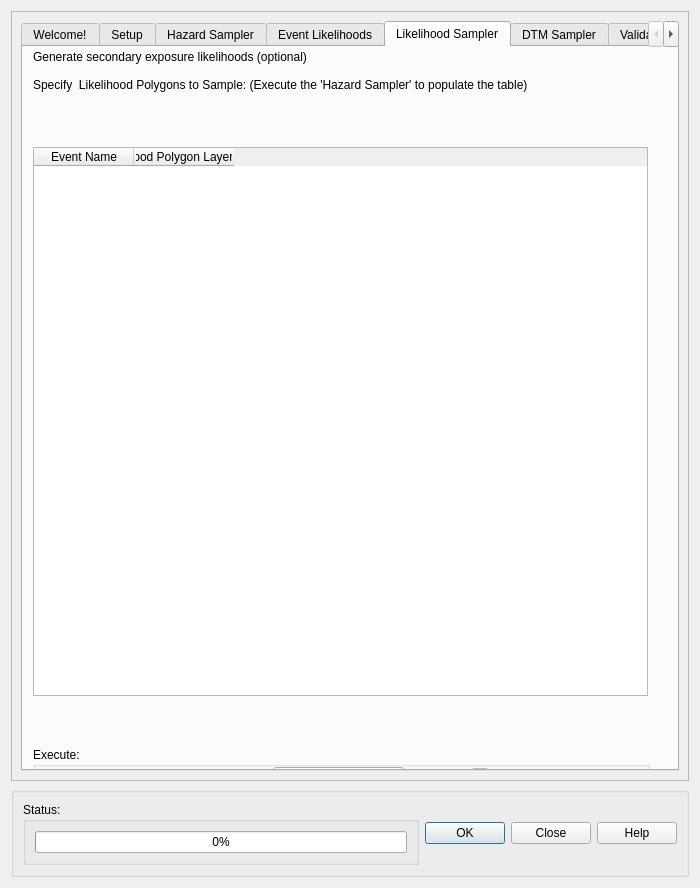
The window that canflood_inprep/ProjectDataPrep/ProjectDataPrepDialog_Base.ui (NRCan/CanFlood) describes before a commit, drawn with Qt 5.
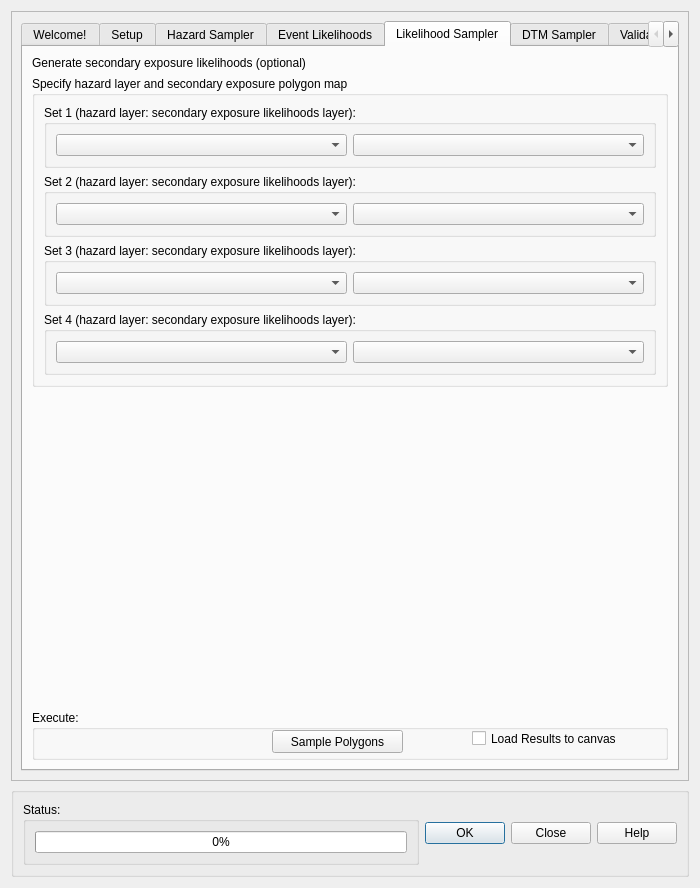
The same window after the commit. The open tabs and pages were chosen to show the change. Custom widgets are drawn as their Qt base class.

Commit message: built ui for lisamp

```diff
--- a/canflood_inprep/ProjectDataPrep/ProjectDataPrepDialog_Base.ui
+++ b/canflood_inprep/ProjectDataPrep/ProjectDataPrepDialog_Base.ui
@@ -1614,115 +1614,9 @@
           <attribute name="title">
            <string>Likelihood Sampler</string>
           </attribute>
-          <widget class="QLabel" name="label_12">
-           <property name="geometry">
-            <rect>
-             <x>10</x>
-             <y>0</y>
-             <width>561</width>
-             <height>20</height>
-            </rect>
-           </property>
-           <property name="text">
-            <string>Generate secondary exposure likelihoods (optional)</string>
-           </property>
-          </widget>
-          <widget class="QLabel" name="label_11">
-           <property name="geometry">
-            <rect>
-             <x>10</x>
-             <y>30</y>
-             <width>571</width>
-             <height>16</height>
-            </rect>
-           </property>
-           <property name="sizePolicy">
-            <sizepolicy hsizetype="Preferred" vsizetype="Fixed">
-             <horstretch>0</horstretch>
-             <verstretch>0</verstretch>
-            </sizepolicy>
-           </property>
-           <property name="text">
-            <string>Specify  Likelihood Polygons to Sample: (Execute the 'Hazard Sampler' to populate the table)</string>
-           </property>
-          </widget>
-          <widget class="QTableWidget" name="fieldsTable_LS">
-           <property name="geometry">
-            <rect>
-             <x>10</x>
-             <y>100</y>
-             <width>615</width>
-             <height>549</height>
-            </rect>
-           </property>
-           <property name="sizePolicy">
-            <sizepolicy hsizetype="Expanding" vsizetype="Expanding">
-             <horstretch>0</horstretch>
-             <verstretch>0</verstretch>
-            </sizepolicy>
-           </property>
-           <property name="minimumSize">
-            <size>
-             <width>30</width>
-             <height>30</height>
-            </size>
-           </property>
-           <property name="baseSize">
-            <size>
-             <width>200</width>
-             <height>0</height>
-            </size>
-           </property>
-           <property name="editTriggers">
-            <set>QAbstractItemView::AnyKeyPressed|QAbstractItemView::DoubleClicked|QAbstractItemView::EditKeyPressed</set>
-           </property>
-           <property name="dragDropOverwriteMode">
-            <bool>false</bool>
-           </property>
-           <property name="alternatingRowColors">
-            <bool>true</bool>
-           </property>
-           <property name="selectionMode">
-            <enum>QAbstractItemView::SingleSelection</enum>
-           </property>
-           <property name="selectionBehavior">
-            <enum>QAbstractItemView::SelectRows</enum>
-           </property>
-           <property name="gridStyle">
-            <enum>Qt::SolidLine</enum>
-           </property>
-           <property name="wordWrap">
-            <bool>false</bool>
-           </property>
-           <property name="cornerButtonEnabled">
-            <bool>false</bool>
-           </property>
-           <property name="rowCount">
-            <number>0</number>
-           </property>
-           <property name="columnCount">
-            <number>2</number>
-           </property>
-           <column>
-            <property name="text">
-             <string>Event Name</string>
-            </property>
-           </column>
-           <column>
-            <property name="text">
-             <string>Likelihood Polygon Layer Name</string>
-            </property>
-           </column>
-          </widget>
+          <layout class="QGridLayout" name="gridLayout_8">
+           <item row="4" column="0" colspan="2">
           <widget class="QGroupBox" name="groupBox_13">
-           <property name="geometry">
-            <rect>
-             <x>10</x>
-             <y>700</y>
-             <width>617</width>
-             <height>50</height>
-            </rect>
-           </property>
            <property name="sizePolicy">
             <sizepolicy hsizetype="Preferred" vsizetype="Minimum">
              <horstretch>0</horstretch>
@@ -1765,6 +1659,149 @@
             </property>
            </widget>
           </widget>
+           </item>
+           <item row="1" column="0" colspan="2">
+            <widget class="QGroupBox" name="groupBox_17">
+             <property name="sizePolicy">
+              <sizepolicy hsizetype="Minimum" vsizetype="Preferred">
+               <horstretch>0</horstretch>
+               <verstretch>0</verstretch>
+              </sizepolicy>
+             </property>
+             <property name="minimumSize">
+              <size>
+               <width>100</width>
+               <height>100</height>
+              </size>
+             </property>
+             <property name="title">
+              <string>Specify hazard layer and secondary exposure polygon map</string>
+             </property>
+             <layout class="QVBoxLayout" name="verticalLayout">
+              <item>
+               <widget class="QGroupBox" name="groupBox_18">
+                <property name="sizePolicy">
+                 <sizepolicy hsizetype="Expanding" vsizetype="Minimum">
+                  <horstretch>0</horstretch>
+                  <verstretch>0</verstretch>
+                 </sizepolicy>
+                </property>
+                <property name="title">
+                 <string>Set 1 (hazard layer: secondary exposure likelihoods layer):</string>
+                </property>
+                <layout class="QHBoxLayout" name="horizontalLayout_4">
+                 <item>
+                  <widget class="QgsMapLayerComboBox" name="MLCB_LS1_event_3">
+                   <property name="currentText">
+                    <string extracomment="hazard raster"/>
+                   </property>
+                  </widget>
+                 </item>
+                 <item>
+                  <widget class="QgsMapLayerComboBox" name="MLCB_LS1_lpol_3"/>
+                 </item>
+                </layout>
+               </widget>
+              </item>
+              <item>
+               <widget class="QGroupBox" name="groupBox_19">
+                <property name="sizePolicy">
+                 <sizepolicy hsizetype="Expanding" vsizetype="Minimum">
+                  <horstretch>0</horstretch>
+                  <verstretch>0</verstretch>
+                 </sizepolicy>
+                </property>
+                <property name="title">
+                 <string>Set 2 (hazard layer: secondary exposure likelihoods layer):</string>
+                </property>
+                <layout class="QHBoxLayout" name="horizontalLayout_5">
+                 <item>
+                  <widget class="QgsMapLayerComboBox" name="MLCB_LS1_event_4">
+                   <property name="currentText">
+                    <string extracomment="hazard raster"/>
+                   </property>
+                  </widget>
+                 </item>
+                 <item>
+                  <widget class="QgsMapLayerComboBox" name="MLCB_LS1_lpol_4"/>
+                 </item>
+                </layout>
+               </widget>
+              </item>
+              <item>
+               <widget class="QGroupBox" name="groupBox_20">
+                <property name="sizePolicy">
+                 <sizepolicy hsizetype="Expanding" vsizetype="Minimum">
+                  <horstretch>0</horstretch>
+                  <verstretch>0</verstretch>
+                 </sizepolicy>
+                </property>
+                <property name="title">
+                 <string>Set 3 (hazard layer: secondary exposure likelihoods layer):</string>
+                </property>
+                <layout class="QHBoxLayout" name="horizontalLayout_6">
+                 <item>
+                  <widget class="QgsMapLayerComboBox" name="MLCB_LS1_event_5">
+                   <property name="currentText">
+                    <string extracomment="hazard raster"/>
+                   </property>
+                  </widget>
+                 </item>
+                 <item>
+                  <widget class="QgsMapLayerComboBox" name="MLCB_LS1_lpol_5"/>
+                 </item>
+                </layout>
+               </widget>
+              </item>
+              <item>
+               <widget class="QGroupBox" name="groupBox_16">
+                <property name="sizePolicy">
+                 <sizepolicy hsizetype="Expanding" vsizetype="Minimum">
+                  <horstretch>0</horstretch>
+                  <verstretch>0</verstretch>
+                 </sizepolicy>
+                </property>
+                <property name="title">
+                 <string>Set 4 (hazard layer: secondary exposure likelihoods layer):</string>
+                </property>
+                <layout class="QHBoxLayout" name="horizontalLayout_2">
+                 <item>
+                  <widget class="QgsMapLayerComboBox" name="MLCB_LS1_event">
+                   <property name="currentText">
+                    <string extracomment="hazard raster"/>
+                   </property>
+                  </widget>
+                 </item>
+                 <item>
+                  <widget class="QgsMapLayerComboBox" name="MLCB_LS1_lpol"/>
+                 </item>
+                </layout>
+               </widget>
+              </item>
+             </layout>
+            </widget>
+           </item>
+           <item row="0" column="0" colspan="2">
+            <widget class="QLabel" name="label_12">
+             <property name="text">
+              <string>Generate secondary exposure likelihoods (optional)</string>
+             </property>
+            </widget>
+           </item>
+           <item row="2" column="0">
+            <spacer name="verticalSpacer_2">
+             <property name="orientation">
+              <enum>Qt::Vertical</enum>
+             </property>
+             <property name="sizeHint" stdset="0">
+              <size>
+               <width>20</width>
+               <height>40</height>
+              </size>
+             </property>
+            </spacer>
+           </item>
+          </layout>
          </widget>
          <widget class="QWidget" name="tab_dtmSamp">
           <attribute name="title">
```
Left out of the diff: 6 changed lines with no effect on the pictures. Lines whose indentation alone changed are shown as unchanged. The commit also changes 3 other files.
